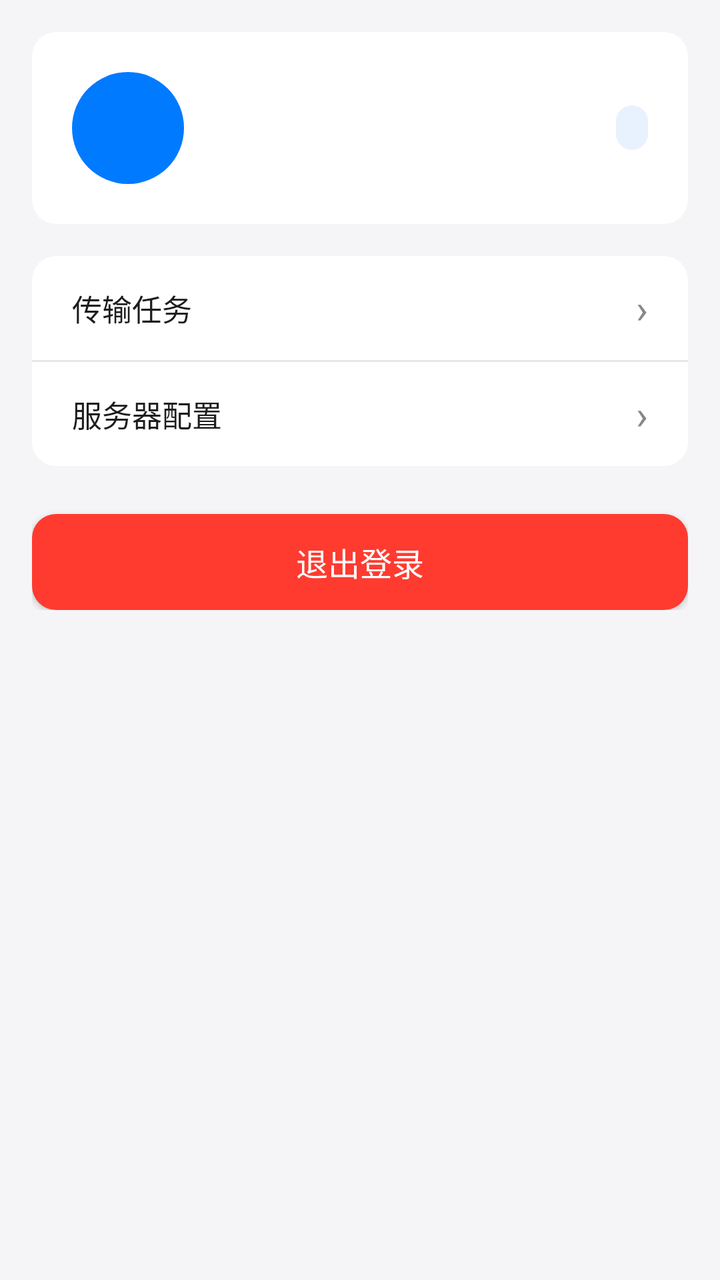
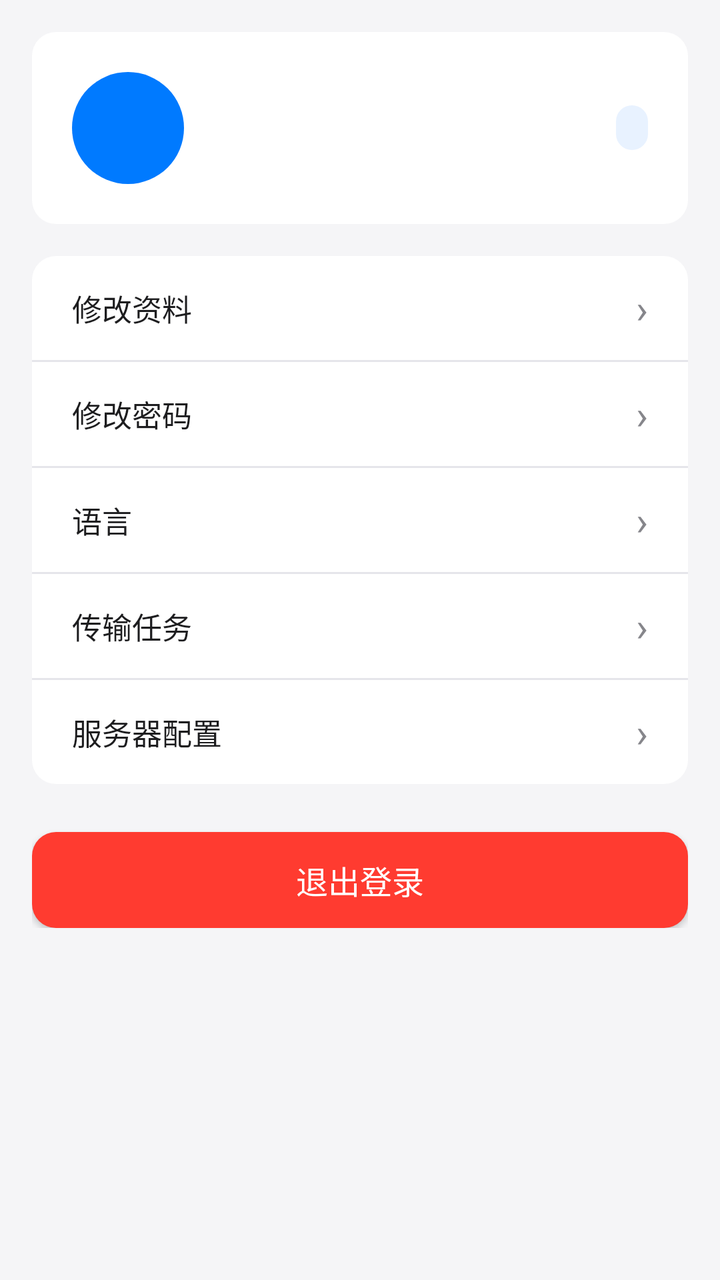

The first picture is an Android layout as it rendered before a commit; the second is the same layout after the commit. The layout source and the unified diff follow.
<!-- AndroidManifest.xml: application theme Theme.BaiFlow -->
<!-- res/layout/fragment_mine.xml -->
<?xml version="1.0" encoding="utf-8"?>
<ScrollView xmlns:android="http://schemas.android.com/apk/res/android"
    xmlns:app="http://schemas.android.com/apk/res-auto"
    android:layout_width="match_parent"
    android:layout_height="match_parent"
    android:background="@color/background">

    <LinearLayout
        android:orientation="vertical"
        android:layout_width="match_parent"
        android:layout_height="wrap_content"
        android:padding="16dp">

        
        <LinearLayout
            android:orientation="horizontal"
            android:layout_width="match_parent"
            android:layout_height="wrap_content"
            android:gravity="center_vertical"
            android:background="@drawable/bg_card"
            android:padding="20dp"
            android:layout_marginBottom="16dp">

            <TextView
                android:id="@+id/tvAvatar"
                android:layout_width="56dp"
                android:layout_height="56dp"
                android:gravity="center"
                android:textSize="24sp"
                android:textColor="@color/white"
                android:background="@drawable/bg_avatar" />

            <LinearLayout
                android:orientation="vertical"
                android:layout_width="0dp"
                android:layout_height="wrap_content"
                android:layout_weight="1"
                android:layout_marginStart="16dp">

                <TextView
                    android:id="@+id/tvDisplayName"
                    android:layout_width="wrap_content"
                    android:layout_height="wrap_content"
                    android:textSize="18sp"
                    android:textStyle="bold"
                    android:textColor="@color/text_primary" />

                <TextView
                    android:id="@+id/tvUsername"
                    android:layout_width="wrap_content"
                    android:layout_height="wrap_content"
                    android:textSize="13sp"
                    android:textColor="@color/text_secondary"
                    android:layout_marginTop="4dp" />
            </LinearLayout>

            <TextView
                android:id="@+id/tvRole"
                android:layout_width="wrap_content"
                android:layout_height="wrap_content"
                android:textSize="12sp"
                android:textColor="@color/accent"
                android:background="@drawable/bg_role_tag"
                android:paddingStart="8dp"
                android:paddingEnd="8dp"
                android:paddingTop="3dp"
                android:paddingBottom="3dp" />
        </LinearLayout>

        
        <LinearLayout
            android:orientation="vertical"
            android:layout_width="match_parent"
            android:layout_height="wrap_content"
            android:background="@drawable/bg_card">

            <LinearLayout
                android:id="@+id/rowTransfers"
                android:orientation="horizontal"
                android:layout_width="match_parent"
                android:layout_height="52dp"
                android:gravity="center_vertical"
                android:paddingStart="20dp"
                android:paddingEnd="20dp"
                android:foreground="@drawable/bg_ripple_top">

                <TextView
                    android:layout_width="0dp"
                    android:layout_height="wrap_content"
                    android:layout_weight="1"
                    android:text="传输任务"
                    android:textSize="15sp"
                    android:textColor="@color/text_primary" />

                <TextView
                    android:layout_width="wrap_content"
                    android:layout_height="wrap_content"
                    android:text="›"
                    android:textSize="20sp"
                    android:textColor="@color/text_secondary" />
            </LinearLayout>

            <View
                android:layout_width="match_parent"
                android:layout_height="1dp"
                android:background="@color/divider" />

            <LinearLayout
                android:id="@+id/rowServer"
                android:orientation="horizontal"
                android:layout_width="match_parent"
                android:layout_height="52dp"
                android:gravity="center_vertical"
                android:paddingStart="20dp"
                android:paddingEnd="20dp"
                android:foreground="@drawable/bg_ripple_bottom">

                <TextView
                    android:layout_width="0dp"
                    android:layout_height="wrap_content"
                    android:layout_weight="1"
                    android:text="服务器配置"
                    android:textSize="15sp"
                    android:textColor="@color/text_primary" />

                <TextView
                    android:layout_width="wrap_content"
                    android:layout_height="wrap_content"
                    android:text="›"
                    android:textSize="20sp"
                    android:textColor="@color/text_secondary" />
            </LinearLayout>
        </LinearLayout>

        
        <com.google.android.material.button.MaterialButton
            android:id="@+id/btnLogout"
            style="@style/Ios.Button.Danger"
            android:layout_width="match_parent"
            android:layout_height="48dp"
            android:layout_marginTop="24dp"
            android:text="退出登录" />

    </LinearLayout>
</ScrollView>
<!-- resources referenced by this layout -->
<resources>
  <color name="accent">#007AFF</color>
  <color name="background">#F5F5F7</color>
  <color name="divider">#E5E5EA</color>
  <color name="text_primary">#1D1D1F</color>
  <color name="text_secondary">#86868B</color>
  <color name="white">#FFFFFF</color>
  <!-- drawable bg_avatar (drawable) -->
  <?xml version="1.0" encoding="utf-8"?>
  <shape xmlns:android="http://schemas.android.com/apk/res/android"
      android:shape="oval">
      <solid android:color="@color/accent" />
  </shape>
  <!-- drawable bg_card (drawable) -->
  <?xml version="1.0" encoding="utf-8"?>
  <shape xmlns:android="http://schemas.android.com/apk/res/android"
      android:shape="rectangle">
      <solid android:color="@color/white" />
      <corners android:radius="12dp" />
  </shape>
  <!-- drawable bg_ripple_bottom (drawable) -->
  <?xml version="1.0" encoding="utf-8"?>
  <ripple xmlns:android="http://schemas.android.com/apk/res/android"
      android:color="#33000000">
      <item android:drawable="@android:color/transparent" />
      <item android:id="@android:id/mask">
          <shape android:shape="rectangle">
              <corners
                  android:bottomLeftRadius="12dp"
                  android:bottomRightRadius="12dp" />
              <solid android:color="#FFFFFF" />
          </shape>
      </item>
  </ripple>
  <!-- drawable bg_ripple_top (drawable) -->
  <?xml version="1.0" encoding="utf-8"?>
  <ripple xmlns:android="http://schemas.android.com/apk/res/android"
      android:color="#33000000">
      <item android:drawable="@android:color/transparent" />
      <item android:id="@android:id/mask">
          <shape android:shape="rectangle">
              <corners
                  android:topLeftRadius="12dp"
                  android:topRightRadius="12dp" />
              <solid android:color="#FFFFFF" />
          </shape>
      </item>
  </ripple>
  <!-- drawable bg_role_tag (drawable) -->
  <?xml version="1.0" encoding="utf-8"?>
  <shape xmlns:android="http://schemas.android.com/apk/res/android"
      android:shape="rectangle">
      <solid android:color="#E8F2FF" />
      <corners android:radius="10dp" />
  </shape>
  <style name="Ios.Button.Danger">
          <item name="backgroundTint">#FF3B30</item>
          <item name="android:textColor">@color/white</item>
      </style>
  <style name="Theme.BaiFlow" parent="Theme.MaterialComponents.Light.NoActionBar">
          <item name="colorPrimary">@color/primary</item>
          <item name="colorPrimaryVariant">@color/primary_dark</item>
          <item name="colorOnPrimary">@color/white</item>
          <item name="colorSecondary">@color/accent</item>
          <item name="android:statusBarColor">@color/primary</item>
      </style>
  <color name="primary">#007AFF</color>
  <color name="primary_dark">#0066D6</color>
</resources>

<!-- the commit's change to res/layout/fragment_mine.xml (unified diff, before → after) -->
@@ -75,6 +75,99 @@
             android:background="@drawable/bg_card">
 
             <LinearLayout
+                android:id="@+id/rowProfile"
+                android:orientation="horizontal"
+                android:layout_width="match_parent"
+                android:layout_height="52dp"
+                android:gravity="center_vertical"
+                android:paddingStart="20dp"
+                android:paddingEnd="20dp"
+                android:foreground="@drawable/bg_ripple_top">
+
+                <TextView
+                    android:layout_width="0dp"
+                    android:layout_height="wrap_content"
+                    android:layout_weight="1"
+                    android:text="@string/mine_profile"
+                    android:textSize="15sp"
+                    android:textColor="@color/text_primary" />
+
+                <TextView
+                    android:layout_width="wrap_content"
+                    android:layout_height="wrap_content"
+                    android:text="›"
+                    android:textSize="20sp"
+                    android:textColor="@color/text_secondary" />
+            </LinearLayout>
+
+            <View
+                android:layout_width="match_parent"
+                android:layout_height="1dp"
+                android:background="@color/divider" />
+
+            <LinearLayout
+                android:id="@+id/rowPassword"
+                android:orientation="horizontal"
+                android:layout_width="match_parent"
+                android:layout_height="52dp"
+                android:gravity="center_vertical"
+                android:paddingStart="20dp"
+                android:paddingEnd="20dp"
+                android:foreground="@drawable/bg_ripple_middle">
+
+                <TextView
+                    android:layout_width="0dp"
+                    android:layout_height="wrap_content"
+                    android:layout_weight="1"
+                    android:text="@string/mine_password"
+                    android:textSize="15sp"
+                    android:textColor="@color/text_primary" />
+
+                <TextView
+                    android:layout_width="wrap_content"
+                    android:layout_height="wrap_content"
+                    android:text="›"
+                    android:textSize="20sp"
+                    android:textColor="@color/text_secondary" />
+            </LinearLayout>
+
+            <View
+                android:layout_width="match_parent"
+                android:layout_height="1dp"
+                android:background="@color/divider" />
+
+            <LinearLayout
+                android:id="@+id/rowLanguage"
+                android:orientation="horizontal"
+                android:layout_width="match_parent"
+                android:layout_height="52dp"
+                android:gravity="center_vertical"
+                android:paddingStart="20dp"
+                android:paddingEnd="20dp"
+                android:foreground="@drawable/bg_ripple_middle">
+
+                <TextView
+                    android:layout_width="0dp"
+                    android:layout_height="wrap_content"
+                    android:layout_weight="1"
+                    android:text="@string/mine_language"
+                    android:textSize="15sp"
+                    android:textColor="@color/text_primary" />
+
+                <TextView
+                    android:layout_width="wrap_content"
+                    android:layout_height="wrap_content"
+                    android:text="›"
+                    android:textSize="20sp"
+                    android:textColor="@color/text_secondary" />
+            </LinearLayout>
+
+            <View
+                android:layout_width="match_parent"
+                android:layout_height="1dp"
+                android:background="@color/divider" />
+
+            <LinearLayout
                 android:id="@+id/rowTransfers"
                 android:orientation="horizontal"
                 android:layout_width="match_parent"
@@ -82,13 +175,13 @@
                 android:gravity="center_vertical"
                 android:paddingStart="20dp"
                 android:paddingEnd="20dp"
-                android:foreground="@drawable/bg_ripple_top">
-
-                <TextView
-                    android:layout_width="0dp"
-                    android:layout_height="wrap_content"
-                    android:layout_weight="1"
-                    android:text="传输任务"
+                android:foreground="@drawable/bg_ripple_middle">
+
+                <TextView
+                    android:layout_width="0dp"
+                    android:layout_height="wrap_content"
+                    android:layout_weight="1"
+                    android:text="@string/mine_transfers"
                     android:textSize="15sp"
                     android:textColor="@color/text_primary" />
 
@@ -119,7 +212,7 @@
                     android:layout_width="0dp"
                     android:layout_height="wrap_content"
                     android:layout_weight="1"
-                    android:text="服务器配置"
+                    android:text="@string/server_config_title"
                     android:textSize="15sp"
                     android:textColor="@color/text_primary" />
 
@@ -139,7 +232,7 @@
             android:layout_width="match_parent"
             android:layout_height="48dp"
             android:layout_marginTop="24dp"
-            android:text="退出登录" />
+            android:text="@string/mine_logout" />
 
     </LinearLayout>
 </ScrollView>
<!-- resource entries referenced after the edit -->
@@ -33,6 +33,17 @@
           </shape>
       </item>
   </ripple>
+  <!-- drawable bg_ripple_middle (drawable) -->
+  <?xml version="1.0" encoding="utf-8"?>
+  <ripple xmlns:android="http://schemas.android.com/apk/res/android"
+      android:color="#33000000">
+      <item android:drawable="@android:color/transparent" />
+      <item android:id="@android:id/mask">
+          <shape android:shape="rectangle">
+              <solid android:color="#FFFFFF" />
+          </shape>
+      </item>
+  </ripple>
   <!-- drawable bg_ripple_top (drawable) -->
   <?xml version="1.0" encoding="utf-8"?>
   <ripple xmlns:android="http://schemas.android.com/apk/res/android"
@@ -54,8 +65,14 @@
       <solid android:color="#E8F2FF" />
       <corners android:radius="10dp" />
   </shape>
+  <string name="mine_language">语言</string>
+  <string name="mine_logout">退出登录</string>
+  <string name="mine_password">修改密码</string>
+  <string name="mine_profile">修改资料</string>
+  <string name="mine_transfers">传输任务</string>
+  <string name="server_config_title">服务器配置</string>
   <style name="Ios.Button.Danger">
-          <item name="backgroundTint">#FF3B30</item>
+          <item name="backgroundTint">@color/danger</item>
           <item name="android:textColor">@color/white</item>
       </style>
   <style name="Theme.BaiFlow" parent="Theme.MaterialComponents.Light.NoActionBar">
@@ -65,6 +82,7 @@
           <item name="colorSecondary">@color/accent</item>
           <item name="android:statusBarColor">@color/primary</item>
       </style>
+  <color name="danger">#FF3B30</color>
   <color name="primary">#007AFF</color>
   <color name="primary_dark">#0066D6</color>
 </resources>
